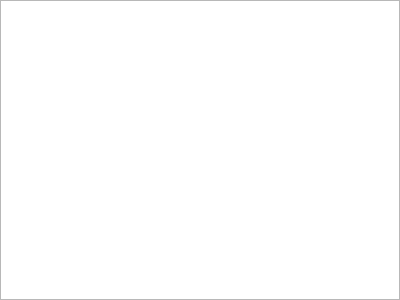
This is src/widgets/structlumpviewwidget.ui in noodlecollie/bspanalyser as Qt 5 draws it before an edit. The edited form follows.
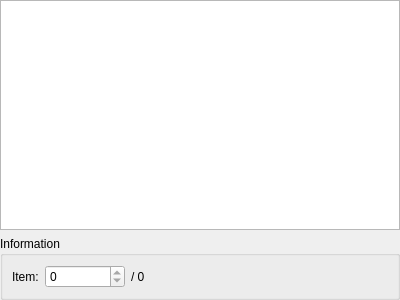
This is the edited form. Custom widgets are drawn as their Qt base class.

Patch:
```diff
--- a/src/widgets/structlumpviewwidget.ui
+++ b/src/widgets/structlumpviewwidget.ui
@@ -36,8 +36,72 @@
      </attribute>
     </widget>
    </item>
+   <item>
+    <widget class="InfoDisplayGroupBox" name="groupBox">
+     <property name="title">
+      <string>Information</string>
+     </property>
+     <layout class="QGridLayout" name="gridLayout">
+      <item row="0" column="0">
+       <widget class="QLabel" name="label_2">
+        <property name="text">
+         <string>Item:</string>
+        </property>
+       </widget>
+      </item>
+      <item row="0" column="4">
+       <spacer name="horizontalSpacer">
+        <property name="orientation">
+         <enum>Qt::Horizontal</enum>
+        </property>
+        <property name="sizeHint" stdset="0">
+         <size>
+          <width>40</width>
+          <height>20</height>
+         </size>
+        </property>
+       </spacer>
+      </item>
+      <item row="0" column="1">
+       <layout class="QHBoxLayout" name="horizontalLayout">
+        <property name="leftMargin">
+         <number>0</number>
+        </property>
+        <item>
+         <widget class="QSpinBox" name="sbItemIndex">
+          <property name="minimumSize">
+           <size>
+            <width>80</width>
+            <height>0</height>
+           </size>
+          </property>
+          <property name="maximum">
+           <number>0</number>
+          </property>
+         </widget>
+        </item>
+        <item>
+         <widget class="QLabel" name="lblTotalItems">
+          <property name="text">
+           <string>/ 0</string>
+          </property>
+         </widget>
+        </item>
+       </layout>
+      </item>
+     </layout>
+    </widget>
+   </item>
   </layout>
  </widget>
+ <customwidgets>
+  <customwidget>
+   <class>InfoDisplayGroupBox</class>
+   <extends>QGroupBox</extends>
+   <header>widgets/infodisplaygroupbox.h</header>
+   <container>1</container>
+  </customwidget>
+ </customwidgets>
  <resources/>
  <connections/>
 </ui>
```
Left out of the diff: 2 changed lines with no effect on the pictures.
